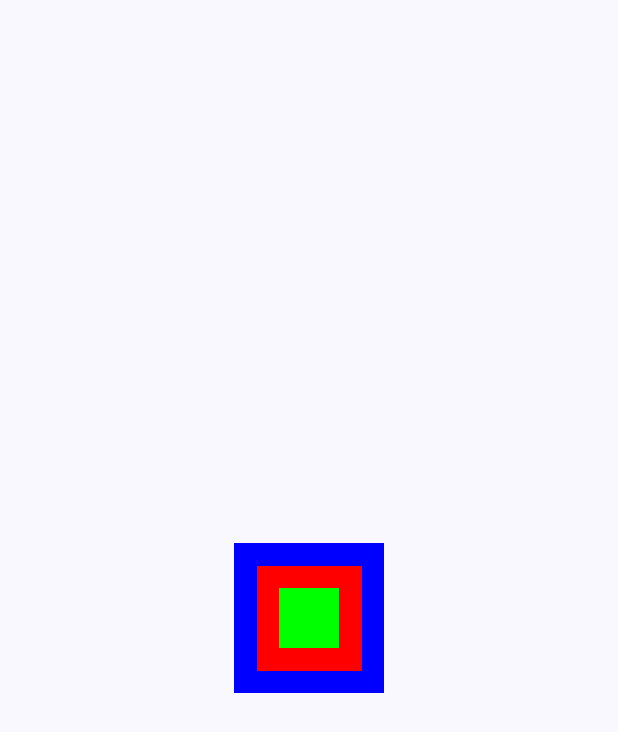
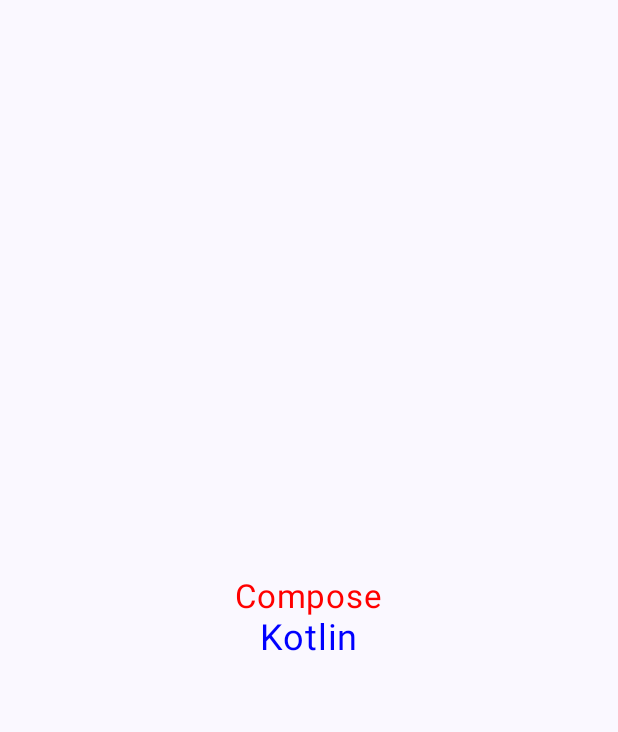
Before and after one commit to josephguluzada/JetpackCompose, an Android app built with Jetpack Compose: the screen it shows after launch (MainActivity), on a phone screen of 412 x 824 dp. Shown: the top 732 px of the screen. Run offline under Robolectric (Android 15) with nearby library versions, the phone set to English and light mode, and no system bars.

Commit message:
Custom Composable create

```diff
--- a/JetpackComposeLesson/app/src/main/java/com/example/jetpackcomposelesson/MainActivity.kt
+++ b/JetpackComposeLesson/app/src/main/java/com/example/jetpackcomposelesson/MainActivity.kt
@@ -45,12 +45,12 @@ class MainActivity : ComponentActivity() {
 
 @Composable
 fun Greeting() {
-   Box(modifier = Modifier,contentAlignment = Alignment.Center){
-       Box(modifier = Modifier.size(100.dp).background(Color.Blue))
-       Box(modifier = Modifier.size(70.dp).background(Color.Red))
-       Box(modifier = Modifier.size(40.dp).background(Color.Green))
-   }
-
+    Column(modifier = Modifier.fillMaxSize(),
+        verticalArrangement = Arrangement.Center,
+        horizontalAlignment = Alignment.CenterHorizontally) {
+        MyText(text = "Compose", color = Color.Red, size =22 )
+        MyText(text = "Kotlin", color = Color.Blue, size =24 )
+    }
 }
 
 @Preview(showBackground = true)
--- /dev/null
+++ b/JetpackComposeLesson/app/src/main/java/com/example/jetpackcomposelesson/MyComposable.kt
@@ -0,0 +1,13 @@
+package com.example.jetpackcomposelesson
+
+import androidx.compose.material3.Text
+import androidx.compose.runtime.Composable
+import androidx.compose.ui.graphics.Color
+import androidx.compose.ui.unit.sp
+
+@Composable
+fun MyText(text:String,color:Color,size:Int){
+    Text(text = text,
+        color = color,
+        fontSize = size.sp  )
+}
```
